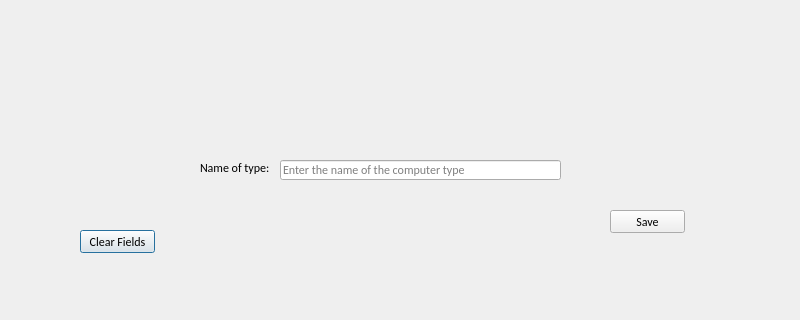
Above: Hopur21Verkefni/MyComputerScienceList/ui/addtype.ui from Hopur21/Hopur21 before the change. Below: the same form after it.
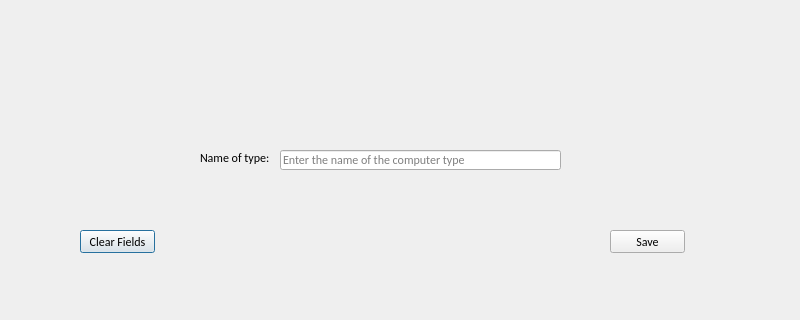
That is the form after the change. Icons and pictures are not drawn.

Commit message: add type adjustments

```diff
--- a/Hopur21Verkefni/MyComputerScienceList/ui/addtype.ui
+++ b/Hopur21Verkefni/MyComputerScienceList/ui/addtype.ui
@@ -47,7 +47,7 @@
    <property name="geometry">
     <rect>
      <x>280</x>
-     <y>160</y>
+     <y>150</y>
      <width>281</width>
      <height>20</height>
     </rect>
@@ -65,7 +65,7 @@
    <property name="geometry">
     <rect>
      <x>200</x>
-     <y>160</y>
+     <y>150</y>
      <width>81</width>
      <height>16</height>
     </rect>
@@ -83,7 +83,7 @@
    <property name="geometry">
     <rect>
      <x>610</x>
-     <y>210</y>
+     <y>230</y>
      <width>75</width>
      <height>23</height>
     </rect>
```
